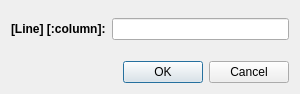
Above: qtpyeditor/ui/gotoline.ui from h-mole/qtpyeditor before the change. Below: the same form after it.
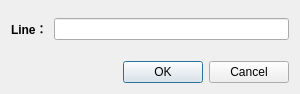
That is the form after the change.

Diff of the .ui file:
```diff
--- a/qtpyeditor/ui/gotoline.ui
+++ b/qtpyeditor/ui/gotoline.ui
@@ -29,7 +29,7 @@
       </font>
      </property>
      <property name="text">
-      <string>[Line] [:column]:</string>
+      <string>Line：</string>
      </property>
     </widget>
    </item>
```
Left out of the diff: 21 changed lines with no effect on the pictures.
